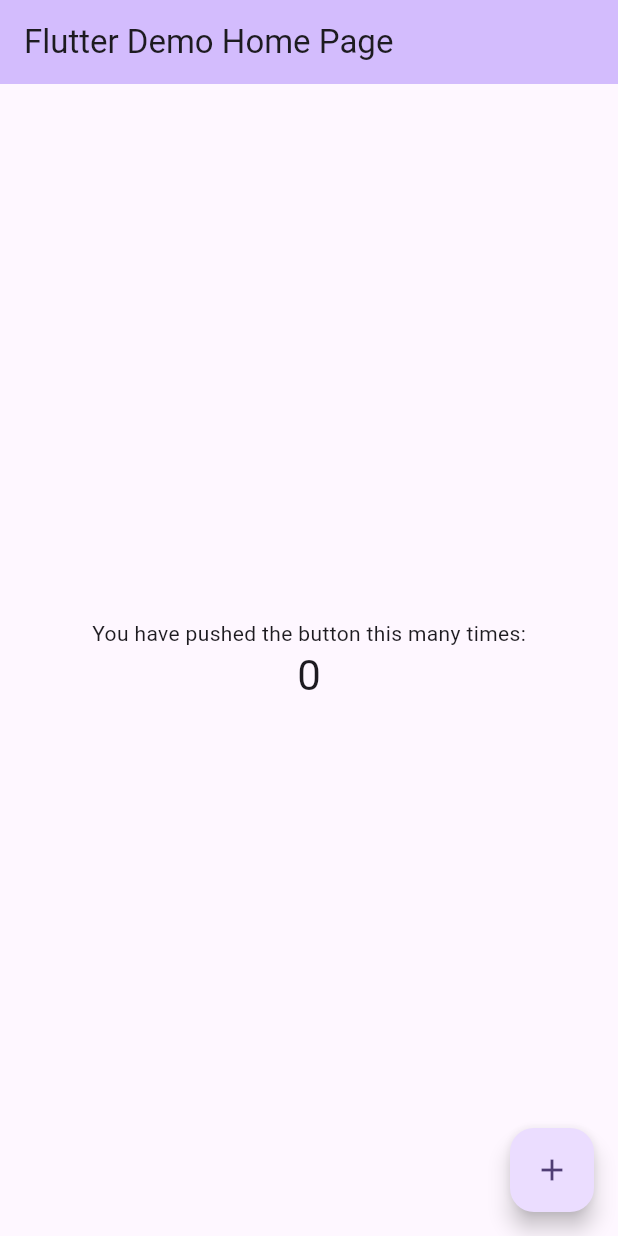
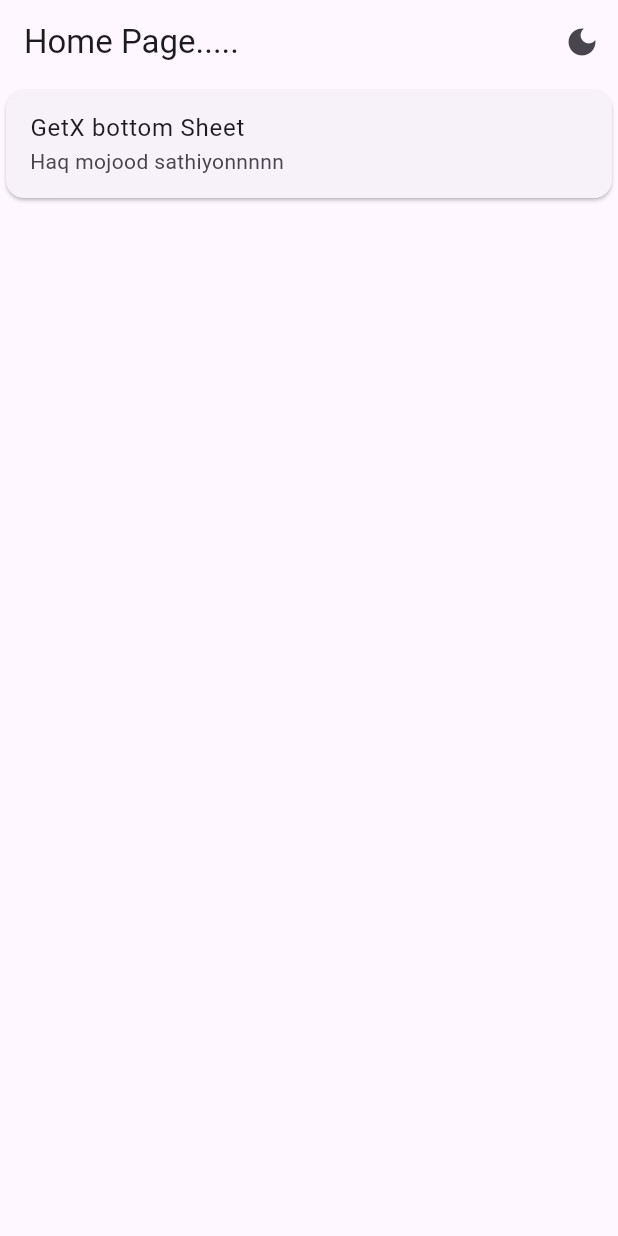
Before and after one commit to sheraz-bajwa/GetX_2.0, a Flutter app: the screen it shows after launch, on a phone screen of 412 x 824 dp. Run offline on Flutter 3.47's test engine with Material 3 defaults, Android fonts, the phone set to English and light mode, and no system bars; our stand-ins replace get.

Commit message:
first commit

```diff
--- /dev/null
+++ b/getx/lib/Home.dart
@@ -0,0 +1,88 @@
+import 'package:flutter/material.dart';
+import 'package:get/get.dart';
+import 'package:getx/Screen1.dart';
+
+class Home extends StatefulWidget {
+  const Home({super.key});
+
+  @override
+  State<Home> createState() => _HomeState();
+}
+
+// Inside your widget or controller method
+void showSnackbar() {
+  Get.snackbar(
+    'Snackbar Title', // Title
+    'This is a snackbar message', // Message
+    snackPosition: SnackPosition.BOTTOM, // Position
+    duration: Duration(seconds: 3), // Duration to show
+    backgroundColor: Colors.grey[800], // Background color
+    colorText: Colors.white, // Text color
+    borderRadius: 10, // Border radius
+    margin: EdgeInsets.all(10), // Margin around the snackbar
+    isDismissible: true, // Snackbar can be dismissed by user
+    dismissDirection: DismissDirection.endToStart, // Dismiss direction
+    forwardAnimationCurve: Curves.easeOutBack, // Animation curve
+  );
+}
+
+class _HomeState extends State<Home> {
+  @override
+  Widget build(BuildContext context) {
+    return Scaffold(
+      appBar: AppBar(
+        title: Text('Home Page.....'),
+        actions: [
+          IconButton(
+            onPressed: () {
+              // Toggle the icon without changing the theme
+              Get.isDarkMode
+                  ? Get.changeTheme(ThemeData.light())
+                  : Get.changeTheme(ThemeData.dark());
+            },
+            icon: Get.isDarkMode ? Icon(Icons.sunny) : Icon(Icons.dark_mode),
+          ),
+        ],
+      ),
+      body: Center(
+        child: Column(
+          children: [
+
+            Card(
+              child: ListTile(
+                  title: Text("GetX bottom Sheet"),
+                  subtitle: Text('Haq mojood sathiyonnnnn'),
+                  onTap: () {
+                    Get.bottomSheet(Container(
+                      decoration: BoxDecoration(
+                          color: Colors.amber,
+                          borderRadius: BorderRadius.only(
+                              topLeft: Radius.circular(40),
+                              topRight: Radius.circular(40))),
+                      child: Column(
+                        children: [
+                          ListTile(
+                            onTap: () {
+                              Get.changeTheme(ThemeData.light());
+                            },
+                            title: Text('Light MOde'),
+                            leading: Icon(Icons.light_mode),
+                          ),
+                          ListTile(
+                            onTap: () {
+                              Get.changeTheme(ThemeData.dark());
+                            },
+                            title: Text('Dart MOde'),
+                            leading: Icon(Icons.dark_mode),
+                          )
+                        ],
+                      ),
+                    ));
+                  }),
+            ),
+          ],
+        ),
+      ),
+    );
+  }
+}
--- a/getx/lib/main.dart
+++ b/getx/lib/main.dart
@@ -1,4 +1,6 @@
 import 'package:flutter/material.dart';
+import 'package:get/get.dart';
+import 'package:getx/Home.dart';
 
 void main() {
   runApp(const MyApp());
@@ -10,116 +12,10 @@ class MyApp extends StatelessWidget {
   // This widget is the root of your application.
   @override
   Widget build(BuildContext context) {
-    return MaterialApp(
+    return GetMaterialApp(
       title: 'Flutter Demo',
-      theme: ThemeData(
-        // This is the theme of your application.
-        //
-        // TRY THIS: Try running your application with "flutter run". You'll see
-        // the application has a purple toolbar. Then, without quitting the app,
-        // try changing the seedColor in the colorScheme below to Colors.green
-        // and then invoke "hot reload" (save your changes or press the "hot
-        // reload" button in a Flutter-supported IDE, or press "r" if you used
-        // the command line to start the app).
-        //
-        // Notice that the counter didn't reset back to zero; the application
-        // state is not lost during the reload. To reset the state, use hot
-        // restart instead.
-        //
-        // This works for code too, not just values: Most code changes can be
-        // tested with just a hot reload.
-        colorScheme: ColorScheme.fromSeed(seedColor: Colors.deepPurple),
-        useMaterial3: true,
-      ),
-      home: const MyHomePage(title: 'Flutter Demo Home Page'),
+      debugShowCheckedModeBanner: false,
+      home: const Home(),
     );
   }
 }
-
-class MyHomePage extends StatefulWidget {
-  const MyHomePage({super.key, required this.title});
-
-  // This widget is the home page of your application. It is stateful, meaning
-  // that it has a State object (defined below) that contains fields that affect
-  // how it looks.
-
-  // This class is the configuration for the state. It holds the values (in this
-  // case the title) provided by the parent (in this case the App widget) and
-  // used by the build method of the State. Fields in a Widget subclass are
-  // always marked "final".
-
-  final String title;
-
-  @override
-  State<MyHomePage> createState() => _MyHomePageState();
-}
-
-class _MyHomePageState extends State<MyHomePage> {
-  int _counter = 0;
-
-  void _incrementCounter() {
-    setState(() {
-      // This call to setState tells the Flutter framework that something has
-      // changed in this State, which causes it to rerun the build method below
-      // so that the display can reflect the updated values. If we changed
-      // _counter without calling setState(), then the build method would not be
-      // called again, and so nothing would appear to happen.
-      _counter++;
-    });
-  }
-
-  @override
-  Widget build(BuildContext context) {
-    // This method is rerun every time setState is called, for instance as done
-    // by the _incrementCounter method above.
-    //
-    // The Flutter framework has been optimized to make rerunning build methods
-    // fast, so that you can just rebuild anything that needs updating rather
-    // than having to individually change instances of widgets.
-    return Scaffold(
-      appBar: AppBar(
-        // TRY THIS: Try changing the color here to a specific color (to
-        // Colors.amber, perhaps?) and trigger a hot reload to see the AppBar
-        // change color while the other colors stay the same.
-        backgroundColor: Theme.of(context).colorScheme.inversePrimary,
-        // Here we take the value from the MyHomePage object that was created by
-        // the App.build method, and use it to set our appbar title.
-        title: Text(widget.title),
-      ),
-      body: Center(
-        // Center is a layout widget. It takes a single child and positions it
-        // in the middle of the parent.
-        child: Column(
-          // Column is also a layout widget. It takes a list of children and
-          // arranges them vertically. By default, it sizes itself to fit its
-          // children horizontally, and tries to be as tall as its parent.
-          //
-          // Column has various properties to control how it sizes itself and
-          // how it positions its children. Here we use mainAxisAlignment to
-          // center the children vertically; the main axis here is the vertical
-          // axis because Columns are vertical (the cross axis would be
-          // horizontal).
-          //
-          // TRY THIS: Invoke "debug painting" (choose the "Toggle Debug Paint"
-          // action in the IDE, or press "p" in the console), to see the
-          // wireframe for each widget.
-          mainAxisAlignment: MainAxisAlignment.center,
-          children: <Widget>[
-            const Text(
-              'You have pushed the button this many times:',
-            ),
-            Text(
-              '$_counter',
-              style: Theme.of(context).textTheme.headlineMedium,
-            ),
-          ],
-        ),
-      ),
-      floatingActionButton: FloatingActionButton(
-        onPressed: _incrementCounter,
-        tooltip: 'Increment',
-        child: const Icon(Icons.add),
-      ), // This trailing comma makes auto-formatting nicer for build methods.
-    );
-  }
-}
--- a/getx/pubspec.yaml
+++ b/getx/pubspec.yaml
@@ -35,6 +35,8 @@ dependencies:
   # The following adds the Cupertino Icons font to your application.
   # Use with the CupertinoIcons class for iOS style icons.
   cupertino_icons: ^1.0.2
+  get: ^4.6.6
+  http: ^1.0.0
 
 dev_dependencies:
   flutter_test:
```
Also changed, not shown: getx/pubspec.lock.
